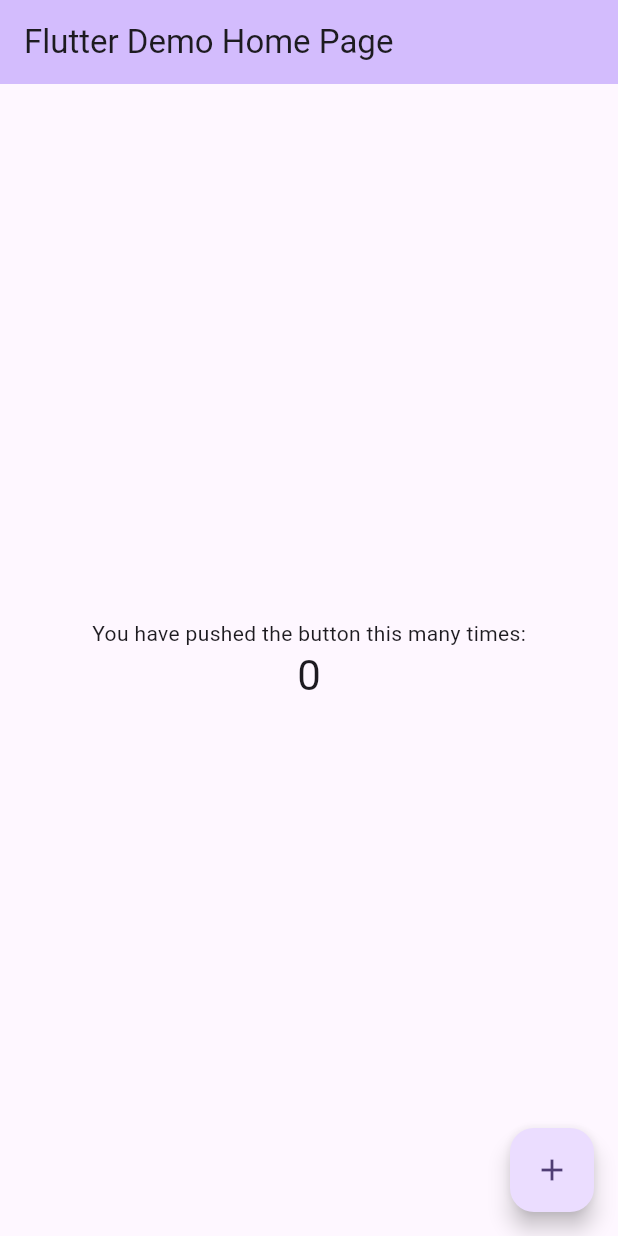
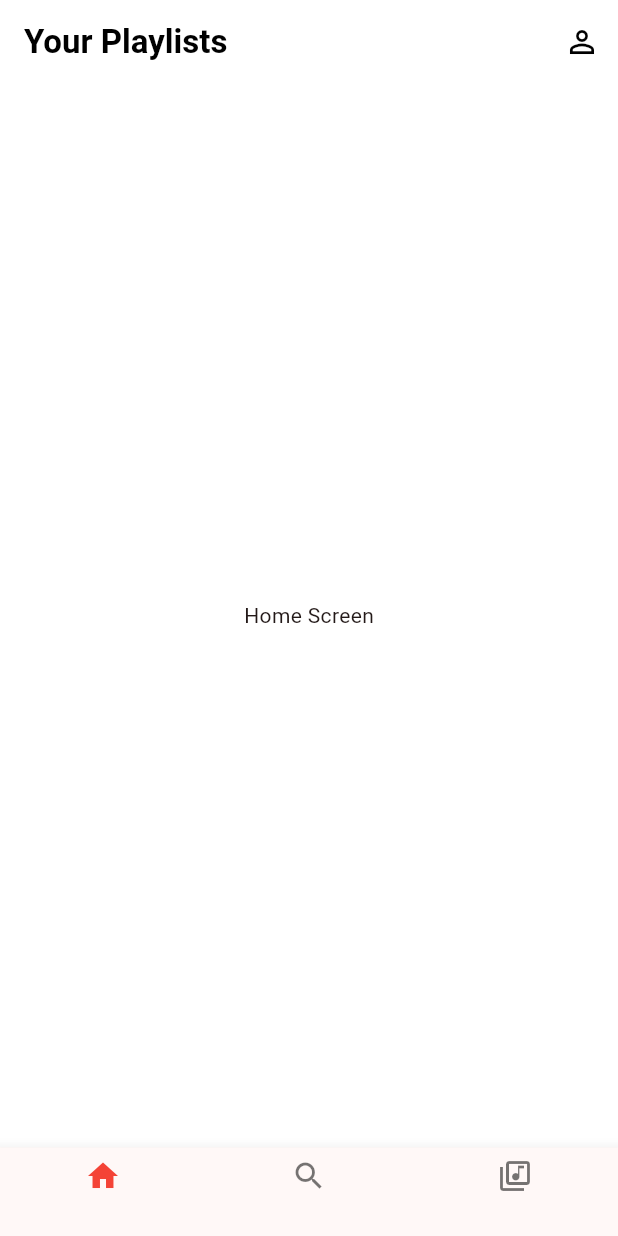
Before and after one commit to qobilbaroq/youtone, a Flutter app: the screen it shows after launch, on a phone screen of 412 x 824 dp. Run offline on Flutter 3.47's test engine with Material 3 defaults, Android fonts, the phone set to English and light mode, and no system bars; our stand-ins replace flutter_dotenv, flutter_riverpod, just_audio; missing offline and left inert: spotify, youtube_explode_dart.

Commit message:
Refactor app structure with new screens and player functionality; integrate Riverpod for state management and update pubspec for asset handling

```diff
--- a/lib/main.dart
+++ b/lib/main.dart
@@ -1,123 +1,83 @@
 import 'package:flutter/material.dart';
 import 'package:flutter_dotenv/flutter_dotenv.dart';
+import 'package:flutter_riverpod/flutter_riverpod.dart';
+import 'screens/home_screen.dart';
+import 'screens/search_screen.dart';
+import 'screens/library_screen.dart';
+import 'widgets/mini_player.dart';
 
 Future<void> main() async {
   await dotenv.load(fileName: ".env");
-  runApp(const MyApp());
+  runApp(const ProviderScope(child: MyApp()));
 }
 
 class MyApp extends StatelessWidget {
   const MyApp({super.key});
 
-  // This widget is the root of your application.
   @override
   Widget build(BuildContext context) {
     return MaterialApp(
-      title: 'Flutter Demo',
+      title: 'Youtone',
+      debugShowCheckedModeBanner: false,
       theme: ThemeData(
-        // This is the theme of your application.
-        //
-        // TRY THIS: Try running your application with "flutter run". You'll see
-        // the application has a purple toolbar. Then, without quitting the app,
-        // try changing the seedColor in the colorScheme below to Colors.green
-        // and then invoke "hot reload" (save your changes or press the "hot
-        // reload" button in a Flutter-supported IDE, or press "r" if you used
-        // the command line to start the app).
-        //
-        // Notice that the counter didn't reset back to zero; the application
-        // state is not lost during the reload. To reset the state, use hot
-        // restart instead.
-        //
-        // This works for code too, not just values: Most code changes can be
-        // tested with just a hot reload.
-        colorScheme: .fromSeed(seedColor: Colors.deepPurple),
+        colorScheme: ColorScheme.fromSeed(seedColor: Colors.red),
+        useMaterial3: true,
       ),
-      home: const MyHomePage(title: 'Flutter Demo Home Page'),
+      home: const MainScreen(),
     );
   }
 }
 
-class MyHomePage extends StatefulWidget {
-  const MyHomePage({super.key, required this.title});
-
-  // This widget is the home page of your application. It is stateful, meaning
-  // that it has a State object (defined below) that contains fields that affect
-  // how it looks.
-
-  // This class is the configuration for the state. It holds the values (in this
-  // case the title) provided by the parent (in this case the App widget) and
-  // used by the build method of the State. Fields in a Widget subclass are
-  // always marked "final".
-
-  final String title;
+class MainScreen extends StatefulWidget {
+  const MainScreen({super.key});
 
   @override
-  State<MyHomePage> createState() => _MyHomePageState();
+  State<MainScreen> createState() => _MainScreenState();
 }
 
-class _MyHomePageState extends State<MyHomePage> {
-  int _counter = 0;
+class _MainScreenState extends State<MainScreen> {
+  int _currentIndex = 0;
 
-  void _incrementCounter() {
-    setState(() {
-      // This call to setState tells the Flutter framework that something has
-      // changed in this State, which causes it to rerun the build method below
-      // so that the display can reflect the updated values. If we changed
-      // _counter without calling setState(), then the build method would not be
-      // called again, and so nothing would appear to happen.
-      _counter++;
-    });
-  }
+  final List<Widget> _screens = [
+    const HomeScreen(),
+    const SearchScreen(),
+    const LibraryScreen(),
+  ];
 
   @override
   Widget build(BuildContext context) {
-    // This method is rerun every time setState is called, for instance as done
-    // by the _incrementCounter method above.
-    //
-    // The Flutter framework has been optimized to make rerunning build methods
-    // fast, so that you can just rebuild anything that needs updating rather
-    // than having to individually change instances of widgets.
     return Scaffold(
-      appBar: AppBar(
-        // TRY THIS: Try changing the color here to a specific color (to
-        // Colors.amber, perhaps?) and trigger a hot reload to see the AppBar
-        // change color while the other colors stay the same.
-        backgroundColor: Theme.of(context).colorScheme.inversePrimary,
-        // Here we take the value from the MyHomePage object that was created by
-        // the App.build method, and use it to set our appbar title.
-        title: Text(widget.title),
-      ),
-      body: Center(
-        // Center is a layout widget. It takes a single child and positions it
-        // in the middle of the parent.
-        child: Column(
-          // Column is also a layout widget. It takes a list of children and
-          // arranges them vertically. By default, it sizes itself to fit its
-          // children horizontally, and tries to be as tall as its parent.
-          //
-          // Column has various properties to control how it sizes itself and
-          // how it positions its children. Here we use mainAxisAlignment to
-          // center the children vertically; the main axis here is the vertical
-          // axis because Columns are vertical (the cross axis would be
-          // horizontal).
-          //
-          // TRY THIS: Invoke "debug painting" (choose the "Toggle Debug Paint"
-          // action in the IDE, or press "p" in the console), to see the
-          // wireframe for each widget.
-          mainAxisAlignment: .center,
-          children: [
-            const Text('You have pushed the button this many times:'),
-            Text(
-              '$_counter',
-              style: Theme.of(context).textTheme.headlineMedium,
-            ),
-          ],
-        ),
-      ),
-      floatingActionButton: FloatingActionButton(
-        onPressed: _incrementCounter,
-        tooltip: 'Increment',
-        child: const Icon(Icons.add),
+      body: _screens[_currentIndex],
+      bottomNavigationBar: Column(
+        mainAxisSize: MainAxisSize.min,
+        children: [
+          const MiniPlayer(),
+          BottomNavigationBar(
+            currentIndex: _currentIndex,
+            selectedItemColor: Colors.red,
+            onTap: (index) {
+              setState(() {
+                _currentIndex = index;
+              });
+            },
+            items: const [
+              BottomNavigationBarItem(
+                icon: Icon(Icons.home_outlined),
+                activeIcon: Icon(Icons.home),
+                label: '',
+              ),
+              BottomNavigationBarItem(
+                icon: Icon(Icons.search),
+                label: '',
+              ),
+              BottomNavigationBarItem(
+                icon: Icon(Icons.library_music_outlined),
+                activeIcon: Icon(Icons.library_music),
+                label: '',
+              ),
+            ],
+          ),
+        ],
       ),
     );
   }
--- a/lib/screens/home_screen.dart
+++ b/lib/screens/home_screen.dart
@@ -0,0 +1,33 @@
+import 'package:flutter/material.dart';
+import 'package:flutter_riverpod/flutter_riverpod.dart';
+
+class HomeScreen extends ConsumerWidget {
+  const HomeScreen({super.key});
+
+  @override
+  Widget build(BuildContext context, WidgetRef ref) {
+    return Scaffold(
+      backgroundColor: Colors.white,
+      appBar: AppBar(
+        backgroundColor: Colors.white,
+        elevation: 0,
+        title: const Text(
+          'Your Playlists',
+          style: TextStyle(
+            color: Colors.black,
+            fontWeight: FontWeight.bold,
+          ),
+        ),
+        actions: [
+          IconButton(
+            icon: const Icon(Icons.person_outline, color: Colors.black),
+            onPressed: () {},
+          ),
+        ],
+      ),
+      body: const Center(
+        child: Text('Home Screen'),
+      ),
+    );
+  }
+}
--- a/pubspec.yaml
+++ b/pubspec.yaml
@@ -30,8 +30,6 @@ environment:
 dependencies:
   flutter:
     sdk: flutter
-    assets:
-    - .env
 
   # Spotify API
   spotify: ^0.13.0
@@ -76,6 +74,8 @@ flutter:
   # included with your application, so that you can use the icons in
   # the material Icons class.
   uses-material-design: true
+  assets:
+    - .env
 
   # To add assets to your application, add an assets section, like this:
   # assets:
```
Also changed, not shown: lib/providers/player_provider.dart (+49 -0 lines), lib/screens/library_screen.dart (+33 -0 lines), lib/screens/player_screen.dart (+143 -0 lines), lib/screens/playlist_screen.dart (+107 -0 lines), lib/screens/search_screen.dart (+60 -0 lines), lib/widgets/mini_player.dart (+91 -0 lines).
